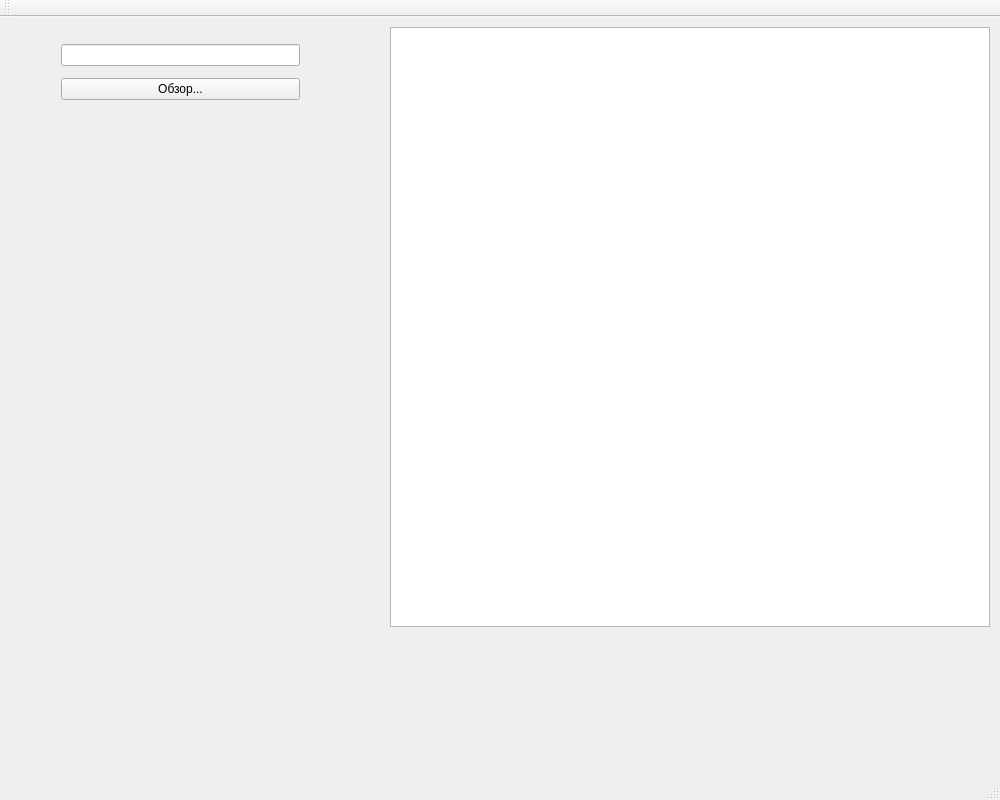
Qt form sem_4/oop/lab_01/ivan_part/mainwindow.ui (uburu/bmstu_labs) before a commit.
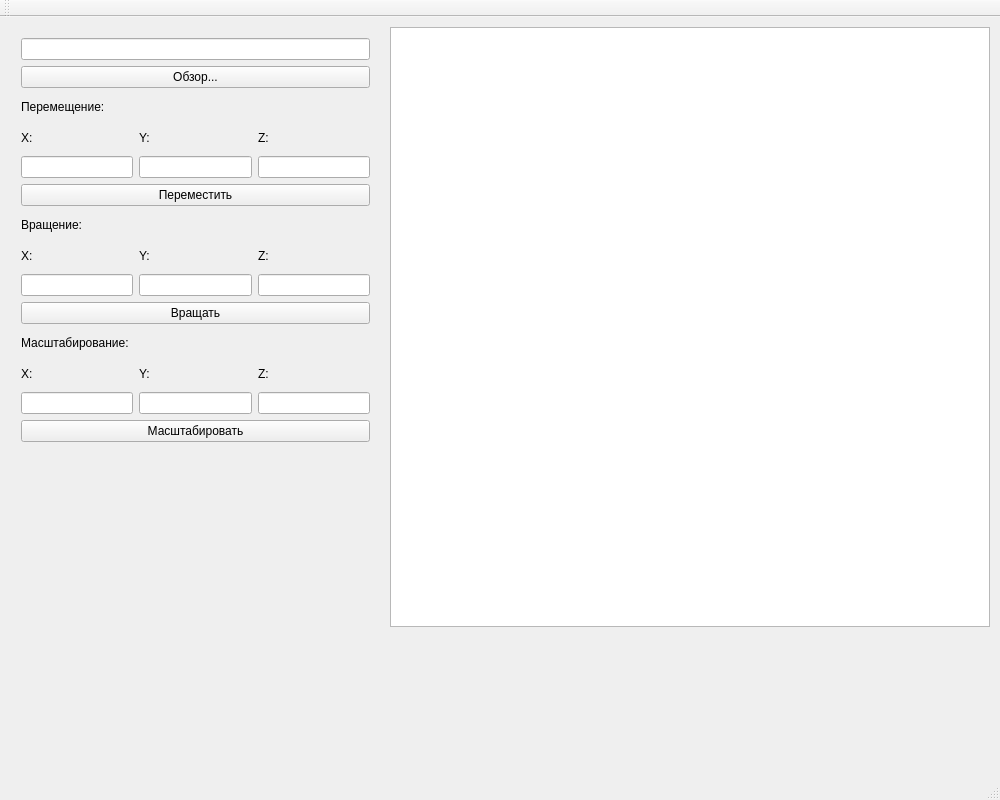
The same form after that commit.

The edit to the form file:
```diff
--- a/sem_4/oop/lab_01/ivan_part/mainwindow.ui
+++ b/sem_4/oop/lab_01/ivan_part/mainwindow.ui
@@ -39,22 +39,170 @@
    <widget class="QWidget" name="gridLayoutWidget">
     <property name="geometry">
      <rect>
-      <x>50</x>
+      <x>10</x>
       <y>10</y>
-      <width>261</width>
-      <height>92</height>
+      <width>371</width>
+      <height>426</height>
      </rect>
     </property>
-    <layout class="QGridLayout" name="gridLayout">
-     <item row="0" column="0">
-      <widget class="QLineEdit" name="lineEdit"/>
+    <layout class="QGridLayout" name="gridLayout_4">
+     <item row="4" column="0">
+      <layout class="QGridLayout" name="gridLayout_5">
+       <item row="1" column="2">
+        <widget class="QLabel" name="label_9">
+         <property name="text">
+          <string>Y:</string>
+         </property>
+        </widget>
+       </item>
+       <item row="2" column="2">
+        <widget class="QLineEdit" name="lineEdit_8"/>
+       </item>
+       <item row="1" column="3">
+        <widget class="QLabel" name="label_10">
+         <property name="text">
+          <string>Z:</string>
+         </property>
+        </widget>
+       </item>
+       <item row="2" column="1">
+        <widget class="QLineEdit" name="lineEdit_9"/>
+       </item>
+       <item row="1" column="1">
+        <widget class="QLabel" name="label_11">
+         <property name="text">
+          <string>X:</string>
+         </property>
+        </widget>
+       </item>
+       <item row="0" column="1">
+        <widget class="QLabel" name="label_12">
+         <property name="text">
+          <string>Масштабирование:</string>
+         </property>
+        </widget>
+       </item>
+       <item row="2" column="3">
+        <widget class="QLineEdit" name="lineEdit_10"/>
+       </item>
+       <item row="3" column="1" colspan="3">
+        <widget class="QPushButton" name="pushButton_4">
+         <property name="text">
+          <string>Масштабировать</string>
+         </property>
+        </widget>
+       </item>
+      </layout>
+     </item>
+     <item row="3" column="0">
+      <layout class="QGridLayout" name="gridLayout_3">
+       <item row="1" column="2">
+        <widget class="QLabel" name="label_5">
+         <property name="text">
+          <string>Y:</string>
+         </property>
+        </widget>
+       </item>
+       <item row="2" column="2">
+        <widget class="QLineEdit" name="lineEdit_5"/>
+       </item>
+       <item row="1" column="3">
+        <widget class="QLabel" name="label_6">
+         <property name="text">
+          <string>Z:</string>
+         </property>
+        </widget>
+       </item>
+       <item row="2" column="1">
+        <widget class="QLineEdit" name="lineEdit_6"/>
+       </item>
+       <item row="1" column="1">
+        <widget class="QLabel" name="label_7">
+         <property name="text">
+          <string>X:</string>
+         </property>
+        </widget>
+       </item>
+       <item row="0" column="1">
+        <widget class="QLabel" name="label_8">
+         <property name="text">
+          <string>Вращение:</string>
+         </property>
+        </widget>
+       </item>
+       <item row="2" column="3">
+        <widget class="QLineEdit" name="lineEdit_7"/>
+       </item>
+       <item row="3" column="1" colspan="3">
+        <widget class="QPushButton" name="pushButton_3">
+         <property name="text">
+          <string>Вращать</string>
+         </property>
+        </widget>
+       </item>
+      </layout>
+     </item>
+     <item row="2" column="0">
+      <layout class="QGridLayout" name="gridLayout_2">
+       <item row="1" column="2">
+        <widget class="QLabel" name="label_3">
+         <property name="text">
+          <string>Y:</string>
+         </property>
+        </widget>
+       </item>
+       <item row="2" column="2">
+        <widget class="QLineEdit" name="lineEdit_3"/>
+       </item>
+       <item row="1" column="3">
+        <widget class="QLabel" name="label_4">
+         <property name="text">
+          <string>Z:</string>
+         </property>
+        </widget>
+       </item>
+       <item row="2" column="1">
+        <widget class="QLineEdit" name="lineEdit_2"/>
+       </item>
+       <item row="1" column="1">
+        <widget class="QLabel" name="label_2">
+         <property name="text">
+          <string>X:</string>
+         </property>
+        </widget>
+       </item>
+       <item row="0" column="1">
+        <widget class="QLabel" name="label">
+         <property name="text">
+          <string>Перемещение:</string>
+         </property>
+        </widget>
+       </item>
+       <item row="2" column="3">
+        <widget class="QLineEdit" name="lineEdit_4"/>
+       </item>
+       <item row="3" column="1" colspan="3">
+        <widget class="QPushButton" name="pushButton_2">
+         <property name="text">
+          <string>Переместить</string>
+         </property>
+        </widget>
+       </item>
+      </layout>
      </item>
      <item row="1" column="0">
-      <widget class="QPushButton" name="pushButton">
-       <property name="text">
-        <string>Обзор...</string>
-       </property>
-      </widget>
+      <layout class="QGridLayout" name="gridLayout">
+       <item row="0" column="0">
+        <widget class="QLineEdit" name="lineEdit"/>
+       </item>
+       <item row="1" column="0">
+        <widget class="QPushButton" name="pushButton">
+         <property name="text">
+          <string>Обзор...</string>
+         </property>
+        </widget>
+       </item>
+      </layout>
      </item>
     </layout>
    </widget>
```
Left out of the diff: 2 changed lines with no effect on the pictures.
